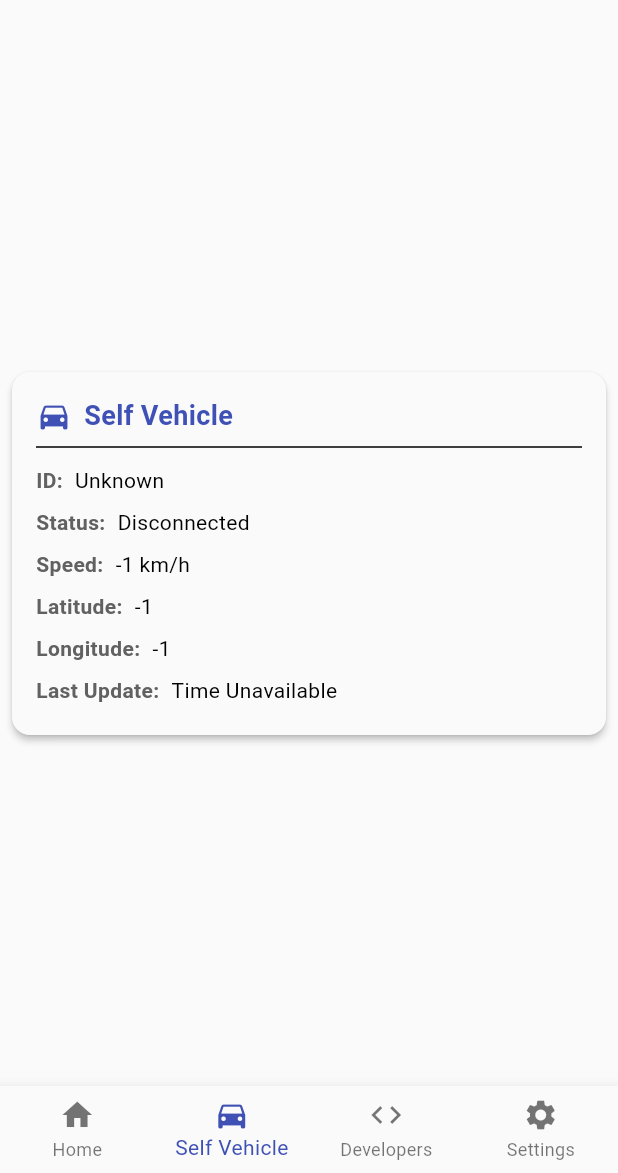
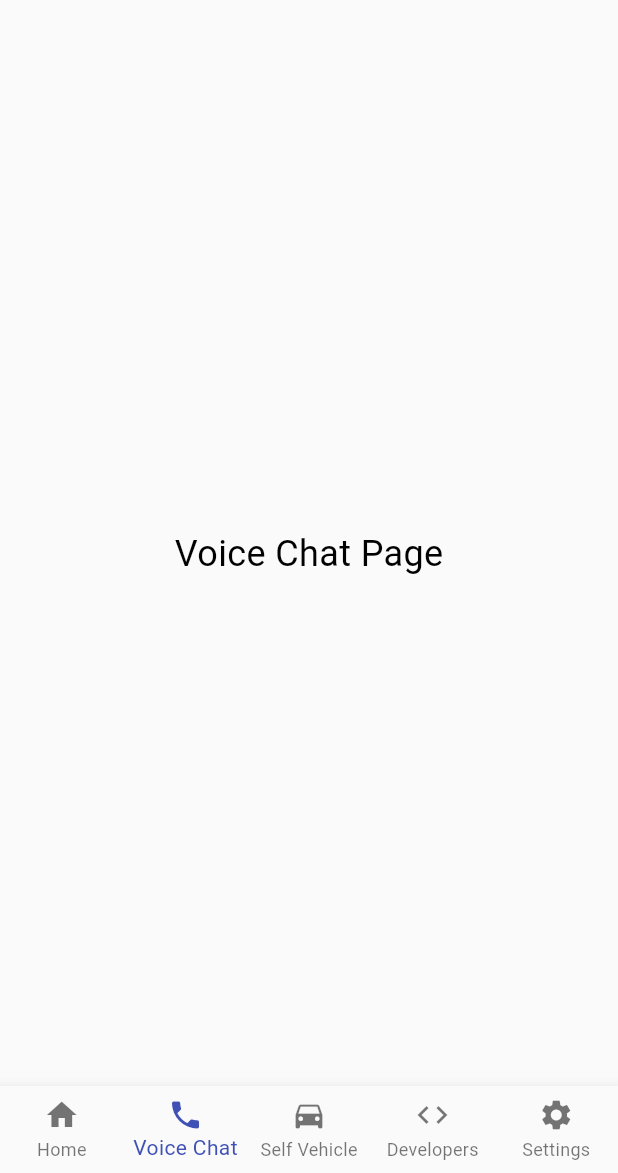
Before and after one commit to aadityatheperfect1/vivan_app, a Flutter app: the screen it shows after launch, item 2 of the bottom bar chosen, on a phone screen of 412 x 824 dp, the part 63-1236 px from its top. Run offline on Flutter 3.47's test engine with Material 3 defaults, Android fonts, the phone set to English and light mode, and no system bars; missing offline and left inert: usb_serial.

Commit message:
added voice chat page

```diff
--- a/lib/main.dart
+++ b/lib/main.dart
@@ -133,6 +133,16 @@ class DevelopersPage extends StatelessWidget {
   }
 }
 
+
+class VoiceChat extends StatelessWidget {
+  @override
+  Widget build(BuildContext context) {
+    return Center(
+      child: Text('Voice Chat Page', style: TextStyle(fontSize: 24)),
+    );
+  }
+}
+
 class SettingsPage extends StatelessWidget {
   @override
   Widget build(BuildContext context) {
@@ -173,6 +183,7 @@ class _MainNavigationPageState extends State<MainNavigationPage> {
         index: _currentIndex,
         children: [
           HomePage(connectionManager: _connectionManager),
+          VoiceChat(),
           SelfVehiclePage(connectionManager: _connectionManager),
           DevelopersPage(),
           SettingsPage(),
@@ -184,6 +195,7 @@ class _MainNavigationPageState extends State<MainNavigationPage> {
         type: BottomNavigationBarType.fixed,
         items: const [
           BottomNavigationBarItem(icon: Icon(Icons.home), label: 'Home'),
+          BottomNavigationBarItem(icon: Icon(Icons.local_phone), label: 'Voice Chat'),
           BottomNavigationBarItem(icon: Icon(Icons.directions_car), label: 'Self Vehicle'),
           BottomNavigationBarItem(icon: Icon(Icons.code), label: 'Developers'),
           BottomNavigationBarItem(icon: Icon(Icons.settings), label: 'Settings'),
@@ -496,14 +508,18 @@ class _HomePageState extends State<HomePage> {
                   else
                     ...vehicleInformation.map((vehicle) {
                       final distance = calculateHaversine(
-                        selfVehicle['latitude'],
-                        selfVehicle['longitude'],
+                        8.6279986,
+                        // selfVehicle['latitude'],
+                        77.0339556,
+                        // selfVehicle['longitude'],
                         vehicle['latitude'],
                         vehicle['longitude'],
                       );
                       final angle = calculateAngle(
-                        selfVehicle['latitude'],
-                        selfVehicle['longitude'],
+                        8.6279986,
+                        // selfVehicle['latitude'],
+                        77.0339556,
+                        // selfVehicle['longitude'],
                         vehicle['latitude'],
                         vehicle['longitude'],
                       );
@@ -698,15 +714,19 @@ class RadarView extends StatelessWidget {
               }
 
               final distance = calculateHaversine(
-                selfLat,
-                selfLon,
+                8.6279986,
+                // selfLat,
+                77.0339556,
+                // selfLon
                 vehicleLat,
                 vehicleLon,
               );
 
               final angle = calculateAngle(
-                selfLat,
-                selfLon,
+                8.6279986,
+                // selfLat,
+                77.0339556,
+                // selfLon
                 vehicleLat,
                 vehicleLon,
               );
```
